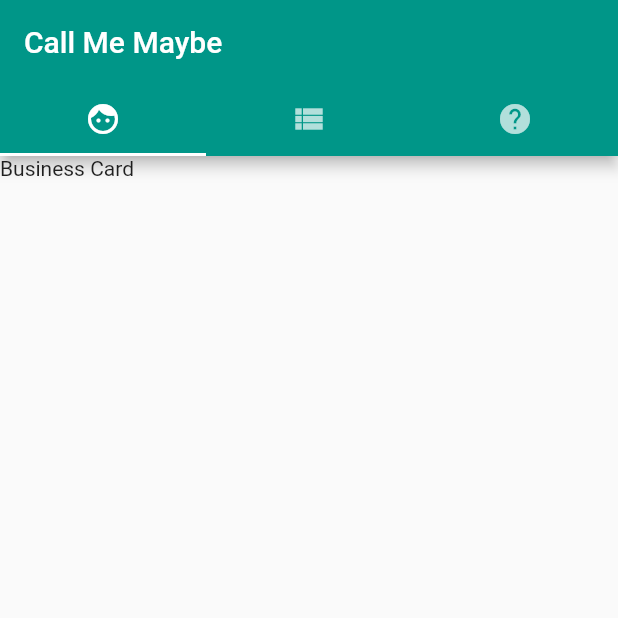
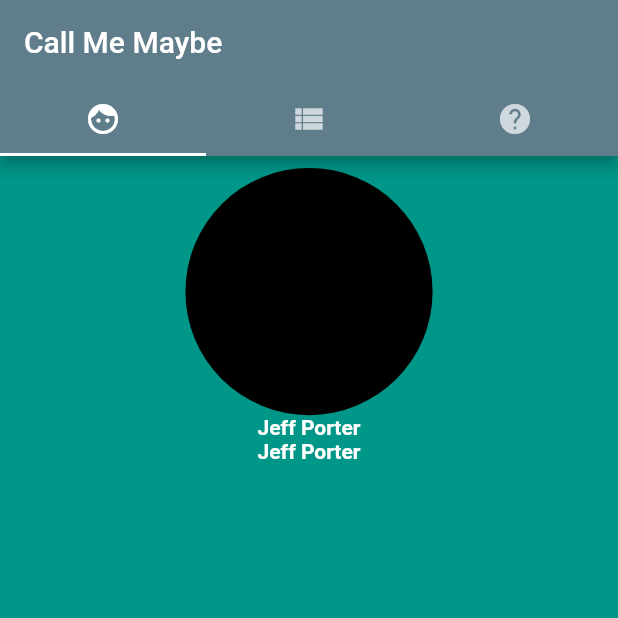
Before and after one commit to JBPort94/CS492Project3, a Flutter app: the screen it shows after launch, on a phone screen of 412 x 824 dp, the top half of it. Run offline on Flutter 3.47's test engine with Material 2 defaults, Android fonts, the phone set to English and light mode, and no system bars.

Commit message:
Column for Business Card started - Playing with spacer containers. Need to investigate MainAxisAlignment properties.

```diff
--- a/lib/app.dart
+++ b/lib/app.dart
@@ -9,9 +9,9 @@ class App extends StatelessWidget {
   @override
   Widget build(BuildContext context) {
     return MaterialApp(
-      title: 'Flutter Demo',
+      title: 'Call Me Maybe',
       theme: ThemeData(
-        primarySwatch: Colors.teal,
+        primarySwatch: Colors.blueGrey,
       ),
       home: MainTabController()
     );
--- a/lib/screens/business_card_screen.dart
+++ b/lib/screens/business_card_screen.dart
@@ -3,8 +3,47 @@ import 'package:flutter/material.dart';
 class BusinessCardScreen extends StatelessWidget {
   @override
   Widget build(BuildContext context) {
-    return Container(
-      child: Text('Business Card')
+    return Scaffold(
+      backgroundColor: Colors.teal,
+      body: SafeArea(
+        child: Container(
+          alignment: Alignment.center,
+          child: Column(
+            children: <Widget>[
+              Container(
+                height: 8,
+              ),
+              CircleAvatar(
+                radius: avatarSize(context),
+                backgroundColor: Colors.black,
+              ),
+              Text(
+                'Jeff Porter',
+                style: TextStyle(
+                  fontWeight: FontWeight.bold,
+                  color: Colors.white,
+                ),
+              ),
+              Text(
+                'Jeff Porter',
+                style: TextStyle(
+                  fontWeight: FontWeight.bold,
+                  color: Colors.white,
+                ),
+              ),
+
+            ],
+          ),
+        ),
+      )
     );
   }
+
+  double avatarSize(BuildContext context) {
+    if (MediaQuery.of(context).orientation == Orientation.landscape) {
+      return MediaQuery.of(context).size.width * 0.1;
+    } else {
+      return MediaQuery.of(context).size.width * 0.20;
+    }
+  }
 }
```
